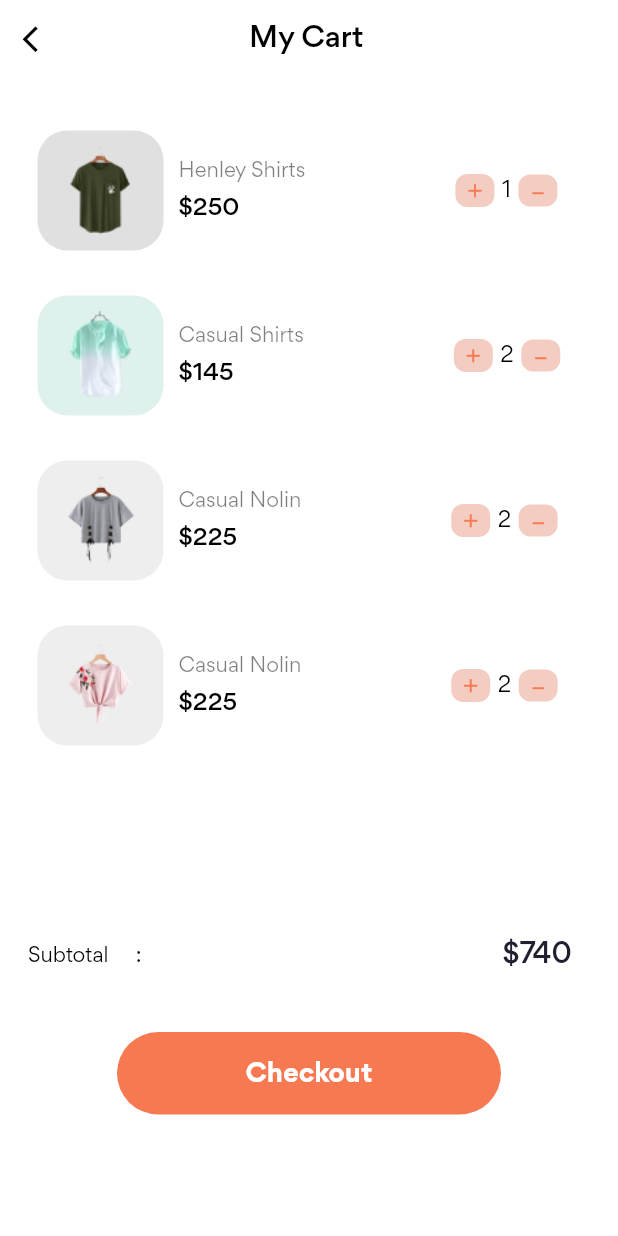
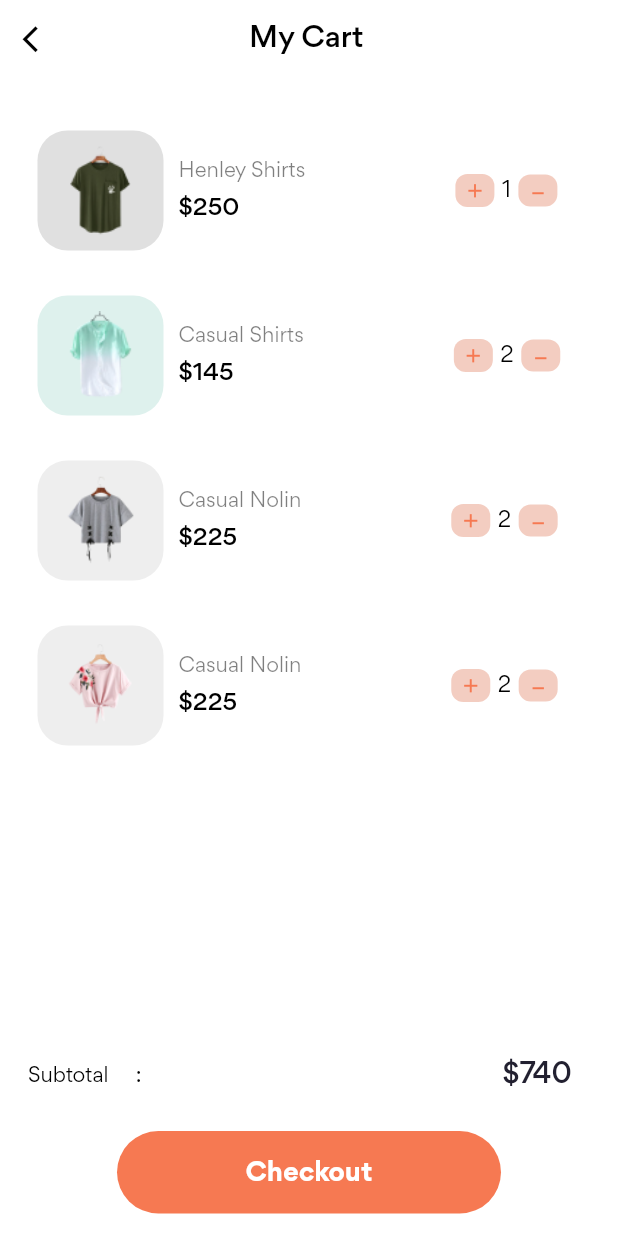
Before and after one commit to priyanshiguna/wastra_app, a Flutter app: the MyCart screen opened directly, on a phone screen of 412 x 824 dp. Run offline on Flutter 3.47's test engine with Material 2 defaults, Android fonts, the phone set to English and light mode, and no system bars; our stand-ins replace another_xlider, flutter_advanced_drawer, intl_phone_field.

Commit message:
priyanshi(project Done)

```diff
--- a/lib/categories_screen.dart
+++ b/lib/categories_screen.dart
@@ -61,7 +61,7 @@ class _CategoriesScreenState extends State<CategoriesScreen> {
             ),
             Container(
               width: double.infinity,
-              height: 350,
+              height: 395,
               decoration: const BoxDecoration(
                 color: Colors.white,
                 borderRadius: BorderRadius.only(
@@ -185,6 +185,7 @@ class _CategoriesScreenState extends State<CategoriesScreen> {
                             title: "Add to Cart",
                           )),
                     ),
+                    SizedBox(height: 5),
                   ],
                 ),
               ),
--- a/lib/forgot_first_screen.dart
+++ b/lib/forgot_password_screen.dart
@@ -3,7 +3,7 @@ import 'package:flutter/material.dart';
 import 'app_common_widget/text_fill_common.dart';
 import 'common/app_button.dart';
 import 'common_widget/appbar_container.dart';
-import 'forgot_second_screen.dart';
+import 'otp_verify_screen.dart';
 
 class ForgotFirstScreen extends StatefulWidget {
   const ForgotFirstScreen({Key? key}) : super(key: key);
--- a/lib/login_screen.dart
+++ b/lib/login_screen.dart
@@ -4,7 +4,7 @@ import 'package:wastra_app/signup_screen.dart';
 
 import 'app_common_widget/text_fill_common.dart';
 import 'common/app_button.dart';
-import 'forgot_first_screen.dart';
+import 'forgot_password_screen.dart';
 
 class LoginPage extends StatefulWidget {
   const LoginPage({Key? key}) : super(key: key);
--- a/lib/main.dart
+++ b/lib/main.dart
@@ -1,5 +1,5 @@
 import 'package:flutter/material.dart';
-import 'package:wastra_app/onboarding_screen.dart';
+import 'package:wastra_app/splash_screen.dart';
 
 void main() {
   runApp(const MyApp());
--- a/lib/mycart_screen.dart
+++ b/lib/mycart_screen.dart
@@ -35,7 +35,7 @@ class _MyCartState extends State<MyCart> {
                   const SizedBox(
                     width: 130,
                   ),
-                  Text(
+                  const Text(
                     "My Cart",
                     style: TextStyle(
                       color: Colors.black,
@@ -70,8 +70,8 @@ class _MyCartState extends State<MyCart> {
                   ),
                   Column(
                     crossAxisAlignment: CrossAxisAlignment.start,
-                    children: [
-                      const Text(
+                    children: const [
+                      Text(
                         "Henley Shirts",
                         style: TextStyle(
                           fontSize: 14.0,
@@ -80,8 +80,8 @@ class _MyCartState extends State<MyCart> {
                           fontFamily: "Gordita",
                         ),
                       ),
-                      const SizedBox(height: 8.0),
-                      const Text(
+                      SizedBox(height: 8.0),
+                      Text(
                         "\$250",
                         style: TextStyle(
                           fontSize: 16.0,
@@ -92,7 +92,7 @@ class _MyCartState extends State<MyCart> {
                       ),
                     ],
                   ),
-                  SizedBox(width: 100),
+                  const SizedBox(width: 100),
                   Container(
                     width: 26.0,
                     height: 22,
@@ -107,7 +107,7 @@ class _MyCartState extends State<MyCart> {
                       size: 15.0,
                     ),
                   ),
-                  SizedBox(width: 5),
+                  const SizedBox(width: 5),
                   const Text(
                     "1",
                     style: TextStyle(
@@ -117,7 +117,7 @@ class _MyCartState extends State<MyCart> {
                       fontFamily: "Gordita",
                     ),
                   ),
-                  SizedBox(width: 5),
+                  const SizedBox(width: 5),
                   Container(
                     width: 26.0,
                     height: 21.48,
@@ -126,8 +126,8 @@ class _MyCartState extends State<MyCart> {
                       color: const Color(0xFFF3CDC1),
                       borderRadius: BorderRadius.circular(8.0),
                     ),
-                    child: Padding(
-                      padding: const EdgeInsets.only(bottom: 10),
+                    child: const Padding(
+                      padding: EdgeInsets.only(bottom: 10),
                       child: Icon(
                         Icons.minimize_outlined,
                         color: Color(0xFFF67952),
@@ -158,8 +158,8 @@ class _MyCartState extends State<MyCart> {
                   ),
                   Column(
                     crossAxisAlignment: CrossAxisAlignment.start,
-                    children: [
-                      const Text(
+                    children: const [
+                      Text(
                         "Casual Shirts",
                         style: TextStyle(
                           fontSize: 14.0,
@@ -168,8 +168,8 @@ class _MyCartState extends State<MyCart> {
                           fontFamily: "Gordita",
                         ),
                       ),
-                      const SizedBox(height: 8.0),
-                      const Text(
+                      SizedBox(height: 8.0),
+                      Text(
                         "\$145",
                         style: TextStyle(
                           fontSize: 16.0,
@@ -180,7 +180,7 @@ class _MyCartState extends State<MyCart> {
                       ),
                     ],
                   ),
-                  SizedBox(width: 100),
+                  const SizedBox(width: 100),
                   Container(
                     width: 26.0,
                     height: 22,
@@ -195,7 +195,7 @@ class _MyCartState extends State<MyCart> {
                       size: 15.0,
                     ),
                   ),
-                  SizedBox(width: 5),
+                  const SizedBox(width: 5),
                   const Text(
                     "2",
                     style: TextStyle(
@@ -205,7 +205,7 @@ class _MyCartState extends State<MyCart> {
                       fontFamily: "Gordita",
                     ),
                   ),
-                  SizedBox(width: 5),
+                  const SizedBox(width: 5),
                   Container(
                     width: 26.0,
                     height: 21.48,
@@ -214,8 +214,8 @@ class _MyCartState extends State<MyCart> {
                       color: const Color(0xFFF3CDC1),
                       borderRadius: BorderRadius.circular(8.0),
                     ),
-                    child: Padding(
-                      padding: const EdgeInsets.only(bottom: 10),
+                    child: const Padding(
+                      padding: EdgeInsets.only(bottom: 10),
                       child: Icon(
                         Icons.minimize_outlined,
                         color: Color(0xFFF67952),
@@ -246,8 +246,8 @@ class _MyCartState extends State<MyCart> {
                   ),
                   Column(
                     crossAxisAlignment: CrossAxisAlignment.start,
-                    children: [
-                      const Text(
+                    children: const [
+                      Text(
                         "Casual Nolin",
                         style: TextStyle(
                           fontSize: 14.0,
@@ -256,8 +256,8 @@ class _MyCartState extends State<MyCart> {
                           fontFamily: "Gordita",
                         ),
                       ),
-                      const SizedBox(height: 8.0),
-                      const Text(
+                      SizedBox(height: 8.0),
+                      Text(
                         "\$225",
                         style: TextStyle(
                           fontSize: 16.0,
@@ -268,7 +268,7 @@ class _MyCartState extends State<MyCart> {
                       ),
                     ],
                   ),
-                  SizedBox(width: 100),
+                  const SizedBox(width: 100),
                   Container(
                     width: 26.0,
                     height: 22,
@@ -283,7 +283,7 @@ class _MyCartState extends State<MyCart> {
                       size: 15.0,
                     ),
                   ),
-                  SizedBox(width: 5),
+                  const SizedBox(width: 5),
                   const Text(
                     "2",
                     style: TextStyle(
@@ -293,7 +293,7 @@ class _MyCartState extends State<MyCart> {
                       fontFamily: "Gordita",
                     ),
                   ),
-                  SizedBox(width: 5),
+                  const SizedBox(width: 5),
                   Container(
                     width: 26.0,
                     height: 21.48,
@@ -302,8 +302,8 @@ class _MyCartState extends State<MyCart> {
                       color: const Color(0xFFF3CDC1),
                       borderRadius: BorderRadius.circular(8.0),
                     ),
-                    child: Padding(
-                      padding: const EdgeInsets.only(bottom: 10),
+                    child: const Padding(
+                      padding: EdgeInsets.only(bottom: 10),
                       child: Icon(
                         Icons.minimize_outlined,
                         color: Color(0xFFF67952),
@@ -356,7 +356,7 @@ class _MyCartState extends State<MyCart> {
                       ),
                     ],
                   ),
-                  SizedBox(width: 100),
+                  const SizedBox(width: 100),
                   Container(
                     width: 26.0,
                     height: 22,
@@ -371,7 +371,7 @@ class _MyCartState extends State<MyCart> {
                       size: 15.0,
                     ),
                   ),
-                  SizedBox(width: 5),
+                  const SizedBox(width: 5),
                   const Text(
                     "2",
                     style: TextStyle(
@@ -381,7 +381,7 @@ class _MyCartState extends State<MyCart> {
                       fontFamily: "Gordita",
                     ),
                   ),
-                  SizedBox(width: 5),
+                  const SizedBox(width: 5),
                   Container(
                     width: 26.0,
                     height: 21.48,
@@ -390,8 +390,8 @@ class _MyCartState extends State<MyCart> {
                       color: const Color(0xFFF3CDC1),
                       borderRadius: BorderRadius.circular(8.0),
                     ),
-                    child: Padding(
-                      padding: const EdgeInsets.only(bottom: 10),
+                    child: const Padding(
+                      padding: EdgeInsets.only(bottom: 10),
                       child: Icon(
                         Icons.minimize_outlined,
                         color: Color(0xFFF67952),
@@ -401,7 +401,7 @@ class _MyCartState extends State<MyCart> {
                   ),
                 ],
               ),
-              const SizedBox(height: 120.0),
+              const SizedBox(height: 200.0),
               Row(
                 children: [
                   Container(
@@ -432,7 +432,7 @@ class _MyCartState extends State<MyCart> {
                   ),
                 ],
               ),
-              const SizedBox(height: 40.0),
+              const Spacer(),
               GestureDetector(
                 onTap: () {
                   Navigator.push(
--- a/lib/forgot_second_screen.dart
+++ b/lib/otp_verify_screen.dart
@@ -2,7 +2,7 @@ import 'package:flutter/material.dart';
 
 import 'common/app_button.dart';
 import 'common_widget/appbar_container.dart';
-import 'forgot_third_screen.dart';
+import 'create_new_password_screen.dart';
 
 class ForgotSecondScreen extends StatefulWidget {
   const ForgotSecondScreen({Key? key}) : super(key: key);
--- a/lib/signup_screen.dart
+++ b/lib/signup_screen.dart
@@ -50,7 +50,7 @@ class _SignupPageState extends State<SignupPage> {
                 const SizedBox(height: 30),
                 TextFillContainer(
                   controller: nameController,
-                  hintText: "name",
+                  hintText: "Name",
                   isRequired: true,
                   image: "assets/images/name.png",
                   text: "Name",
```
Also changed, not shown: lib/cart_screen.dart (deleted, +0 -412 lines), lib/checkout_screen.dart (+4 -3 lines), lib/create_new_password_screen.dart (renamed from lib/forgot_third_screen.dart), lib/splash_screen.dart (renamed from lib/onboarding_screen.dart).
